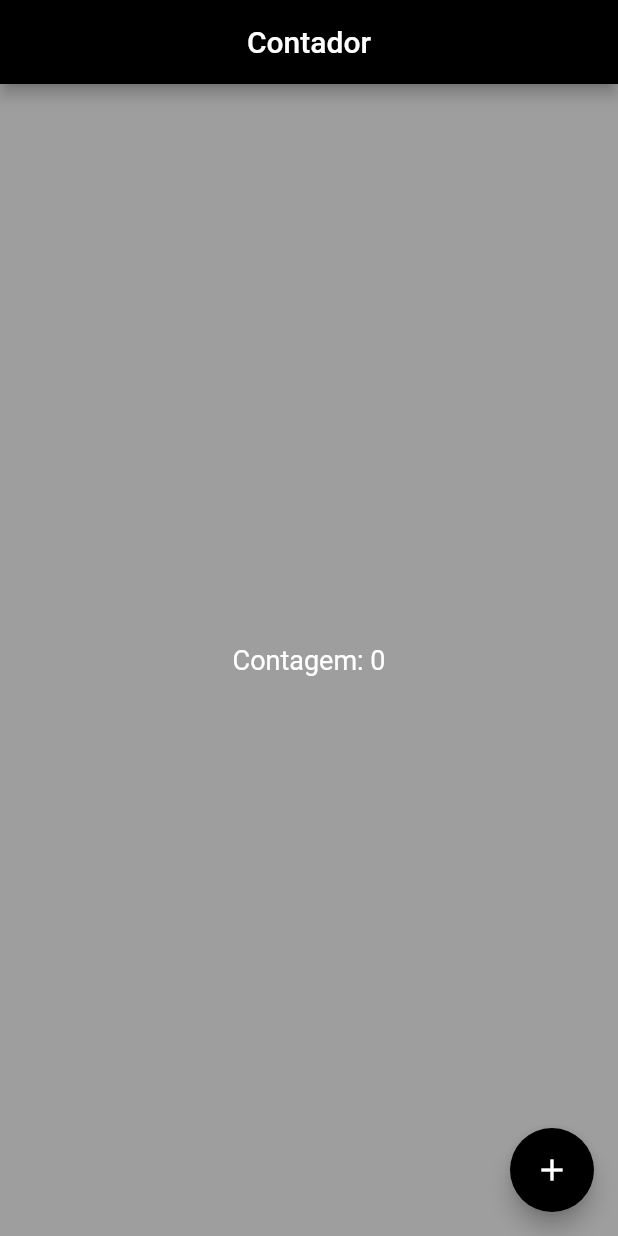
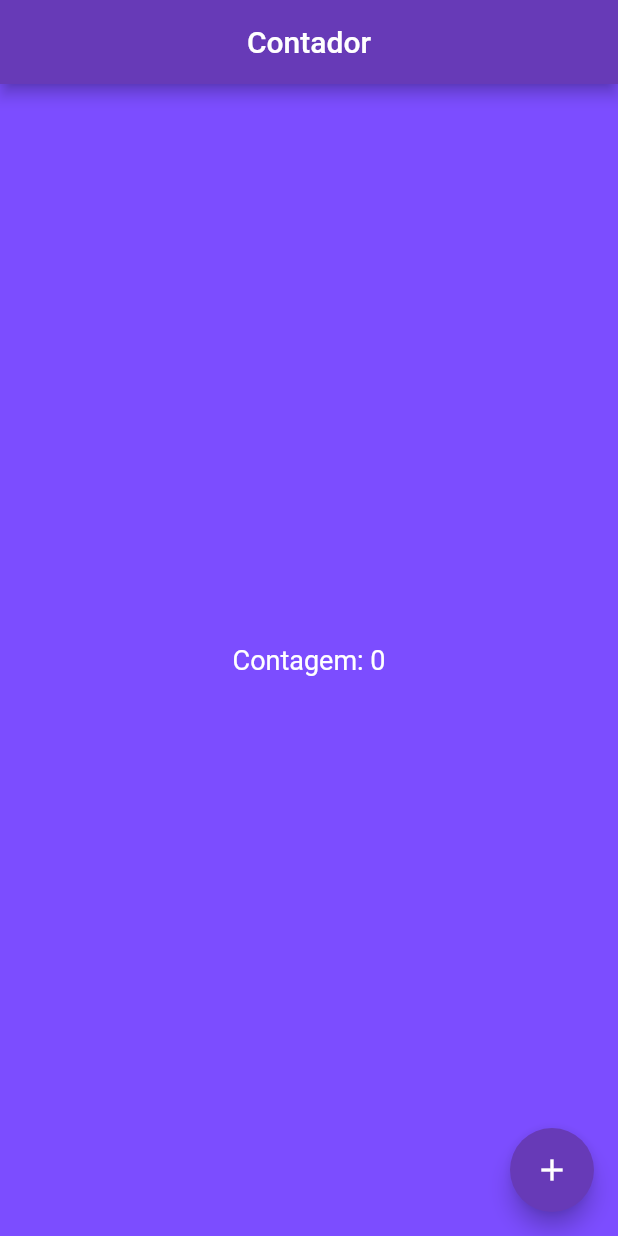
Before and after one commit to michelewtc/ignite-flutter-desafio-01, a Flutter app: the screen it shows after launch, on a phone screen of 412 x 824 dp. Run offline on Flutter 3.47's test engine with Material 2 defaults, Android fonts, the phone set to English and light mode, and no system bars.

Commit message:
challenge 01 done

```diff
--- /dev/null
+++ b/lib/core/app_themes.dart
@@ -0,0 +1,17 @@
+import 'package:flutter/material.dart';
+
+class Themes {
+  static final light =  ThemeData(
+    primaryColor: Colors.deepPurple,
+    scaffoldBackgroundColor: Colors.deepPurpleAccent,
+    floatingActionButtonTheme: FloatingActionButtonThemeData(
+      backgroundColor: Colors.deepPurple,
+  ));
+
+  static final dark = ThemeData(
+    primaryColor: Colors.black,
+    scaffoldBackgroundColor: Colors.grey,
+    floatingActionButtonTheme: FloatingActionButtonThemeData(
+      backgroundColor: Colors.black,
+  ));
+}
--- /dev/null
+++ b/lib/core/app_widget.dart
@@ -0,0 +1,16 @@
+import 'package:flutter/material.dart';
+import 'package:meu_primeiro_app/core/app_themes.dart';
+import 'package:meu_primeiro_app/home/home_page.dart';
+
+class AppWidget extends StatelessWidget {
+  @override
+  Widget build(BuildContext context) {
+    return MaterialApp(
+      title: "Meu Primeiro App",
+      home: HomePage(),
+      themeMode: ThemeMode.system,
+      theme: Themes.light,
+      darkTheme: Themes.dark,
+    );
+  }
+}
--- /dev/null
+++ b/lib/core/core.dart
@@ -0,0 +1,2 @@
+export './app_themes.dart';
+export './app_widget.dart';
--- /dev/null
+++ b/lib/home/home_page.dart
@@ -0,0 +1,37 @@
+import 'package:flutter/material.dart';
+
+class HomePage extends StatefulWidget {
+  @override
+  State<StatefulWidget> createState() {
+    return HomePageState();
+  }
+}
+
+class HomePageState extends State<HomePage> {
+  var count = 0;
+
+  @override
+  Widget build(BuildContext context) {
+    return Scaffold(
+      appBar: AppBar(
+        title: Text("Contador"),
+        centerTitle: true,
+      ),
+      body: Center(child: Text(
+        "Contagem: $count",
+        style: TextStyle(
+          color: Colors.white,
+          fontSize: 18),
+        ),
+      ),
+      floatingActionButton: FloatingActionButton(
+        onPressed: () {
+          setState(() {
+            count++;
+          });
+        },
+        child: Icon(Icons.add),
+      ),
+    );
+  }
+}
--- a/lib/main.dart
+++ b/lib/main.dart
@@ -1,65 +1,6 @@
 import 'package:flutter/material.dart';
+import 'package:meu_primeiro_app/core/app_widget.dart';
 
 void main() {
   runApp(AppWidget());
 }
-
-class AppWidget extends StatelessWidget {
-  @override
-  Widget build(BuildContext context) {
-    return MaterialApp(
-      title: "Meu Primeiro App",
-      home: HomePage(),
-      themeMode: ThemeMode.dark,
-      theme: ThemeData(
-        primaryColor: Colors.deepPurple,
-        scaffoldBackgroundColor: Colors.deepPurpleAccent,
-        floatingActionButtonTheme: FloatingActionButtonThemeData(
-          backgroundColor: Colors.deepPurple,
-        ),
-      ),
-      darkTheme: ThemeData(
-        primaryColor: Colors.black,
-        scaffoldBackgroundColor: Colors.grey,
-        floatingActionButtonTheme: FloatingActionButtonThemeData(
-          backgroundColor: Colors.black,
-        ),
-      ),
-    );
-  }
-}
-
-class HomePage extends StatefulWidget {
-  @override
-  State<StatefulWidget> createState() {
-    return HomePageState();
-  }
-}
-
-class HomePageState extends State<HomePage> {
-  var count = 0;
-  @override
-  Widget build(BuildContext context) {
-    return Scaffold(
-      appBar: AppBar(
-        title: Text("Contador"),
-        centerTitle: true,
-      ),
-      body: Center(child: Text(
-        "Contagem: $count",
-        style: TextStyle(
-          color: Colors.white,
-          fontSize: 18),
-        ),
-      ),
-      floatingActionButton: FloatingActionButton(
-        onPressed: () {
-          setState(() {
-            count++;
-          });
-        },
-        child: Icon(Icons.add),
-      ),
-    );
-  }
-}
```
Also changed, not shown: 1 other file.
